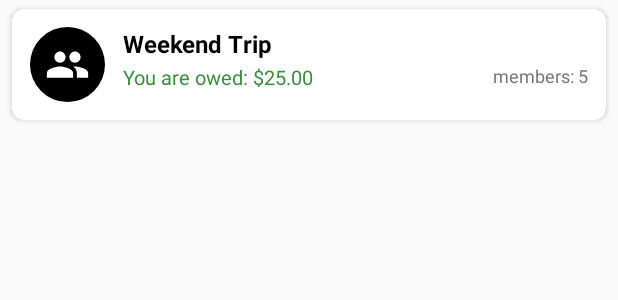
After one commit to NicholasTamm/youOme, an Android app built with Jetpack Compose: the layout item_group_card.xml on its own in the app's theme, with its tools: preview values and no code run, on a phone screen of 412 x 824 dp. The commit adds this screen. Shown: the top 300 px of the screen. Run offline under Robolectric (Android 15) with nearby library versions, the phone set to English and light mode, and no system bars.

Commit message:
[FEAT] Basic item design for the Groups RecylcerView

```diff
--- /dev/null
+++ b/app/src/main/res/drawable/circle_background.xml
@@ -0,0 +1,5 @@
+<?xml version="1.0" encoding="utf-8"?>
+<shape xmlns:android="http://schemas.android.com/apk/res/android"
+    android:shape="oval">
+    <solid android:color="@color/black" />
+</shape>
--- /dev/null
+++ b/app/src/main/res/drawable/ic_group.xml
@@ -0,0 +1,10 @@
+<?xml version="1.0" encoding="utf-8"?>
+<vector xmlns:android="http://schemas.android.com/apk/res/android"
+    android:width="24dp"
+    android:height="24dp"
+    android:viewportWidth="24"
+    android:viewportHeight="24">
+    <path
+        android:fillColor="@android:color/white"
+        android:pathData="M16,11c1.66,0 2.99,-1.34 2.99,-3S17.66,5 16,5c-1.66,0 -3,1.34 -3,3s1.34,3 3,3zM8,11c1.66,0 2.99,-1.34 2.99,-3S9.66,5 8,5C6.34,5 5,6.34 5,8s1.34,3 3,3zM8,13c-2.33,0 -7,1.17 -7,3.5L1,19h14v-2.5c0,-2.33 -4.67,-3.5 -7,-3.5zM16,13c-0.29,0 -0.62,0.02 -0.97,0.05 1.16,0.84 1.97,1.97 1.97,3.45L17,19h6v-2.5c0,-2.33 -4.67,-3.5 -7,-3.5z"/>
+</vector>
--- a/app/src/main/res/layout/home.xml
+++ b/app/src/main/res/layout/home.xml
@@ -116,6 +116,7 @@
             android:layout_width="wrap_content"
             android:layout_height="wrap_content"
             android:text="Groups:"
+            android:textColor="@android:color/black"
             android:textSize="20sp"
             android:textStyle="bold"
             android:layout_marginTop="24dp"
--- /dev/null
+++ b/app/src/main/res/layout/item_group_card.xml
@@ -0,0 +1,84 @@
+<?xml version="1.0" encoding="utf-8"?>
+<androidx.cardview.widget.CardView xmlns:android="http://schemas.android.com/apk/res/android"
+    xmlns:app="http://schemas.android.com/apk/res-auto"
+    xmlns:tools="http://schemas.android.com/tools"
+    android:layout_width="match_parent"
+    android:layout_height="wrap_content"
+    android:layout_marginStart="8dp"
+    android:layout_marginEnd="8dp"
+    android:layout_marginTop="6dp"
+    android:layout_marginBottom="6dp"
+    app:cardCornerRadius="8dp"
+    app:cardElevation="2dp"
+    app:cardBackgroundColor="@android:color/white">
+
+    <androidx.constraintlayout.widget.ConstraintLayout
+        android:layout_width="match_parent"
+        android:layout_height="wrap_content"
+        android:padding="12dp">
+
+        <!-- Group Icon -->
+        <ImageView
+            android:id="@+id/group_icon"
+            android:layout_width="50dp"
+            android:layout_height="50dp"
+            android:src="@drawable/ic_group"
+            android:background="@drawable/circle_background"
+            android:padding="10dp"
+            android:tint="@android:color/white"
+            app:layout_constraintTop_toTopOf="parent"
+            app:layout_constraintStart_toStartOf="parent"
+            app:layout_constraintBottom_toBottomOf="parent" />
+
+        <!-- Group Name -->
+        <TextView
+            android:id="@+id/group_name"
+            android:layout_width="0dp"
+            android:layout_height="wrap_content"
+            android:text="Weekend Trip"
+            android:textSize="16sp"
+            android:textStyle="bold"
+            android:textColor="@android:color/black"
+            android:maxLines="1"
+            android:ellipsize="end"
+            android:layout_marginStart="12dp"
+            app:layout_constraintTop_toTopOf="@id/group_icon"
+            app:layout_constraintStart_toEndOf="@id/group_icon"
+            app:layout_constraintEnd_toEndOf="parent"
+            tools:text="Weekend Trip" />
+
+        <!-- Debt Summary -->
+        <TextView
+            android:id="@+id/debt_summary"
+            android:layout_width="0dp"
+            android:layout_height="wrap_content"
+            android:text="Others owe Me: $25.00"
+            android:textSize="13sp"
+            android:textColor="#FF388E3C"
+            android:layout_marginStart="12dp"
+            android:layout_marginTop="2dp"
+            android:maxLines="1"
+            android:ellipsize="end"
+            app:layout_constraintTop_toBottomOf="@id/group_name"
+            app:layout_constraintStart_toEndOf="@id/group_icon"
+            app:layout_constraintEnd_toStartOf="@id/member_count"
+            tools:text="You are owed: $25.00" />
+
+        <!-- Member Count & Avatars -->
+        <TextView
+            android:id="@+id/member_count"
+            android:layout_width="wrap_content"
+            android:layout_height="wrap_content"
+            android:text="5"
+            android:textSize="12sp"
+            android:textColor="@color/gray"
+            android:layout_marginStart="8dp"
+            app:layout_constraintTop_toBottomOf="@id/group_name"
+            app:layout_constraintBottom_toBottomOf="@id/debt_summary"
+            app:layout_constraintEnd_toEndOf="parent"
+            tools:text="members: 5" />
+
+
+    </androidx.constraintlayout.widget.ConstraintLayout>
+
+</androidx.cardview.widget.CardView>
```
